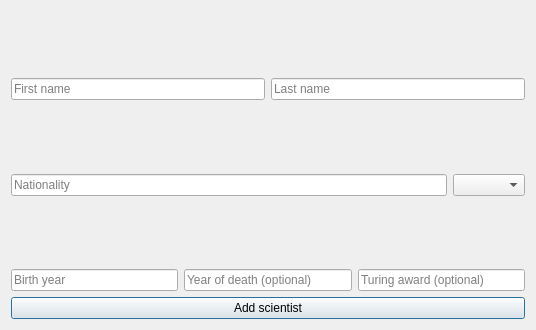
Above: Gui-Vln-2016/addscientist.ui from ivark16/Vln-2016 before the change. Below: the same form after it.
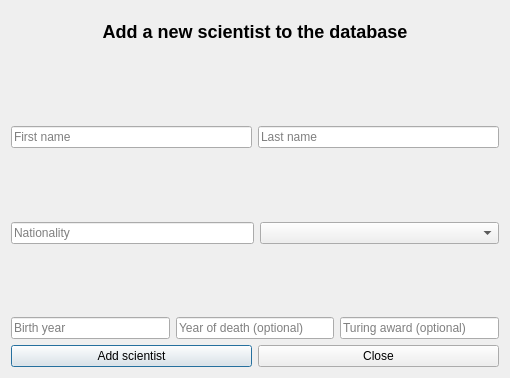
That is the form after the change.

What changed in the file:
```diff
--- a/Gui-Vln-2016/addscientist.ui
+++ b/Gui-Vln-2016/addscientist.ui
@@ -6,14 +6,21 @@
    <rect>
     <x>0</x>
     <y>0</y>
-    <width>536</width>
-    <height>330</height>
+    <width>510</width>
+    <height>378</height>
    </rect>
   </property>
   <property name="windowTitle">
    <string>Dialog</string>
   </property>
   <layout class="QVBoxLayout" name="verticalLayout">
+   <item>
+    <widget class="QLabel" name="label">
+     <property name="text">
+      <string>&lt;html&gt;&lt;head/&gt;&lt;body&gt;&lt;p align=&quot;center&quot;&gt;&lt;span style=&quot; font-size:x-large; font-weight:600;&quot;&gt;Add a new scientist to the database&lt;/span&gt;&lt;/p&gt;&lt;/body&gt;&lt;/html&gt;</string>
+     </property>
+    </widget>
+   </item>
    <item>
     <spacer name="horizontalSpacer_3">
      <property name="orientation">
@@ -105,6 +112,12 @@
      </item>
      <item>
       <widget class="QComboBox" name="genderSelectBox">
+       <property name="minimumSize">
+        <size>
+         <width>239</width>
+         <height>0</height>
+        </size>
+       </property>
        <property name="currentText">
         <string/>
        </property>
@@ -176,11 +189,28 @@
     </layout>
    </item>
    <item>
+    <layout class="QHBoxLayout" name="horizontalLayout_9">
+     <item>
     <widget class="QPushButton" name="addScientistButton">
      <property name="text">
       <string>Add scientist</string>
      </property>
     </widget>
+     </item>
+     <item>
+      <widget class="QPushButton" name="closeWindow">
+       <property name="baseSize">
+        <size>
+         <width>10</width>
+         <height>14</height>
+        </size>
+       </property>
+       <property name="text">
+        <string>Close</string>
+       </property>
+      </widget>
+     </item>
+    </layout>
    </item>
   </layout>
  </widget>
```
Lines whose indentation alone changed are shown as unchanged.
